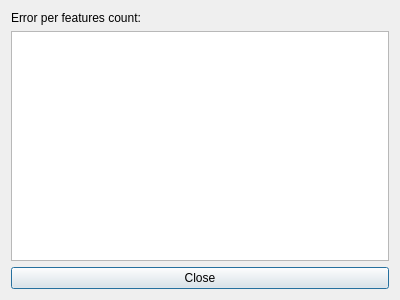
Qt form src/pcaresultwindow.ui (szkudi/pca_mbi) before a commit.
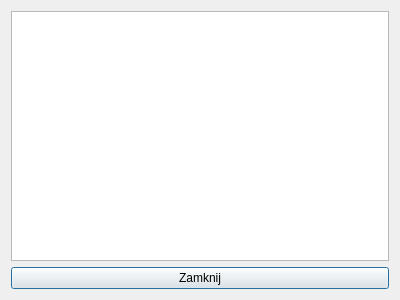
The same form after that commit.

```diff
--- a/src/pcaresultwindow.ui
+++ b/src/pcaresultwindow.ui
@@ -14,20 +14,13 @@
    <string>Dialog</string>
   </property>
   <layout class="QVBoxLayout" name="verticalLayout">
-   <item>
-    <widget class="QLabel" name="label">
-     <property name="text">
-      <string>Error per features count:</string>
-     </property>
-    </widget>
-   </item>
    <item>
     <widget class="QTableWidget" name="tableWidget"/>
    </item>
    <item>
     <widget class="QPushButton" name="pushButton">
      <property name="text">
-      <string>Close</string>
+      <string>Zamknij</string>
      </property>
     </widget>
    </item>
```
Left out of the diff: 2 changed lines with no effect on the pictures.
